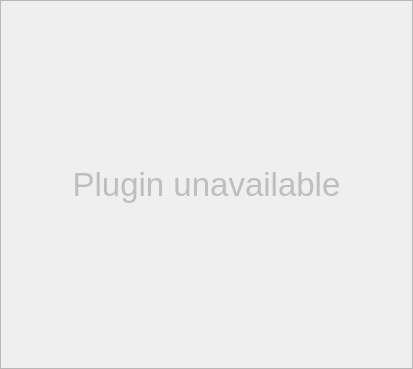
The window that app/mon/mon_gui/src/widgets/visualisation_widget/visualisation_dock_widget.ui (eclipse-ecal/ecal) describes before a commit, drawn with Qt 5.
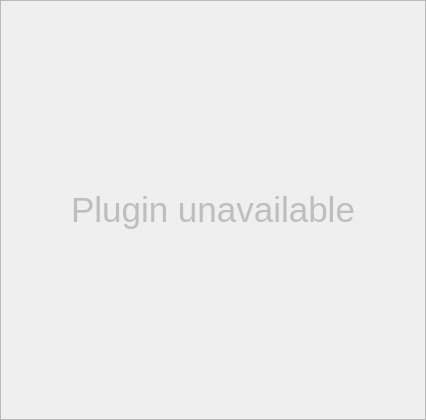
The same window after the commit.

Patch:
```diff
--- a/app/mon/mon_gui/src/widgets/visualisation_widget/visualisation_dock_widget.ui
+++ b/app/mon/mon_gui/src/widgets/visualisation_widget/visualisation_dock_widget.ui
@@ -1,19 +1,29 @@
 <?xml version="1.0" encoding="UTF-8"?>
 <ui version="4.0">
  <class>visualisation_dock_widget</class>
- <widget class="QWidget" name="visualisation_dock_widget">
+ <widget class="QDockWidget" name="visualisation_dock_widget">
   <property name="geometry">
    <rect>
     <x>0</x>
     <y>0</y>
-    <width>413</width>
-    <height>369</height>
+    <width>426</width>
+    <height>420</height>
    </rect>
   </property>
+  <property name="minimumSize">
+   <size>
+    <width>281</width>
+    <height>200</height>
+   </size>
+  </property>
+  <property name="floating">
+   <bool>false</bool>
+  </property>
   <property name="windowTitle">
    <string>Form</string>
   </property>
-  <layout class="QVBoxLayout" name="verticalLayout">
+  <widget class="QWidget" name="visualisation_dock_widget_context">
+   <layout class="QVBoxLayout" name="verticalLayout_2">
    <property name="spacing">
     <number>6</number>
    </property>
@@ -30,7 +40,7 @@
     <number>0</number>
    </property>
    <item>
-    <widget class="QFrame" name="visualisation_dock_widget_context">
+     <widget class="QFrame" name="visualisation_dock_widget_context_frame">
      <property name="frameShape">
       <enum>QFrame::StyledPanel</enum>
      </property>
@@ -38,6 +48,9 @@
       <enum>QFrame::Plain</enum>
      </property>
      <layout class="QVBoxLayout" name="verticalLayout_3">
+       <property name="spacing">
+        <number>0</number>
+       </property>
       <property name="leftMargin">
        <number>0</number>
       </property>
@@ -51,7 +64,10 @@
        <number>0</number>
       </property>
       <item>
-       <layout class="QVBoxLayout" name="visualisation_dock_widget_context_layout">
+        <layout class="QVBoxLayout" name="visualisation_dock_widget_context_frame_layout">
+         <property name="spacing">
+          <number>6</number>
+         </property>
         <item>
          <widget class="QLabel" name="visualisation_unavailable_label">
           <property name="enabled">
@@ -59,7 +75,7 @@
           </property>
           <property name="font">
            <font>
-            <pointsize>25</pointsize>
+             <pointsize>26</pointsize>
            </font>
           </property>
           <property name="text">
@@ -76,6 +92,7 @@
     </widget>
    </item>
   </layout>
+  </widget>
  </widget>
  <resources/>
  <connections/>
```
Left out of the diff: 2 changed lines with no effect on the pictures. Lines whose indentation alone changed are shown as unchanged.
